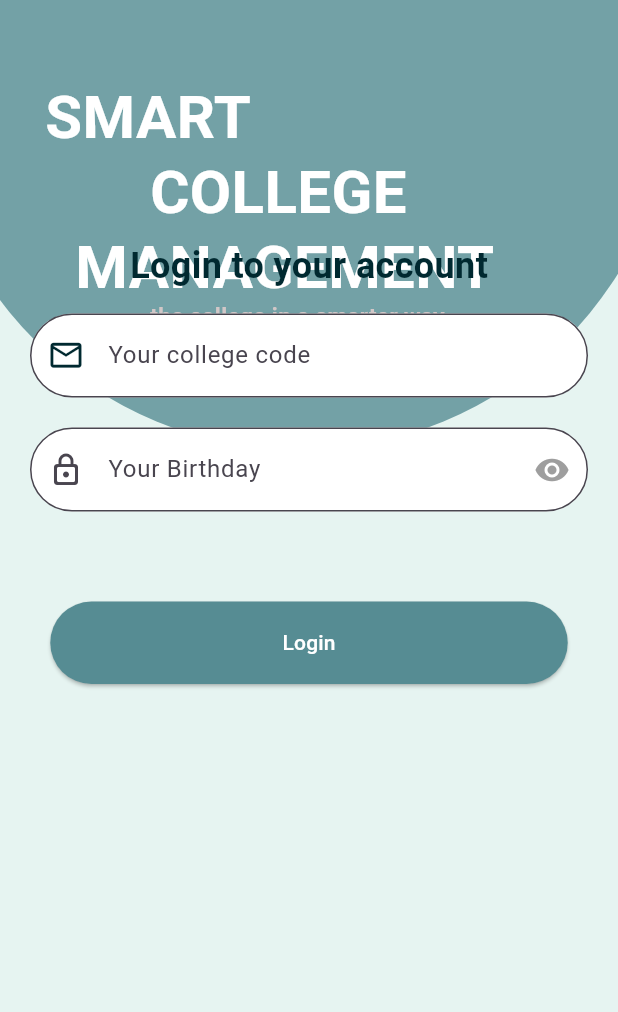
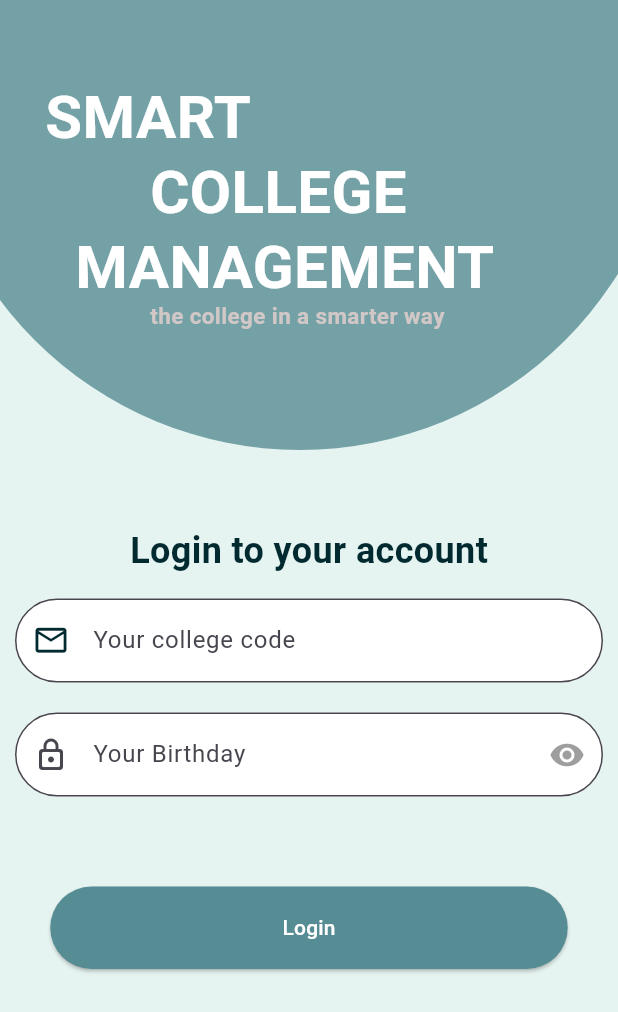
Before and after one commit to MerouaneRH/L3S6-SmartCollegeManagement, a Flutter app: the screen it shows after launch, on a phone screen of 412 x 824 dp. Shown: the top 1012 px of the screen. Run offline on Flutter 3.47's test engine with Material 3 defaults, Android fonts, the phone set to English and light mode, and no system bars; our stand-ins replace awesome_dialog, cloud_firestore, firebase_auth, firebase_core; accounts and stored records are empty.

Commit message:
hwit l code
sgmt login li chef du projet ma y3rfch ydirha 5atarch 3ndh mo5 t3 rgis

```diff
--- a/lib/auth/login_page.dart
+++ b/lib/auth/login_page.dart
@@ -18,7 +18,7 @@ class _Login_pageState extends State<Login_page> {
   @override
   Widget build(BuildContext context) {
     return Scaffold(
-      resizeToAvoidBottomInset: false,
+      resizeToAvoidBottomInset: true,
       backgroundColor: const Color(0xffE6F4F1),
       body: Stack(
         children: [
@@ -85,14 +85,12 @@ class _Login_pageState extends State<Login_page> {
             ),
           ),
           Positioned.fill(
-            child: Container(
-              margin: const EdgeInsets.all(10),
                   child: SingleChildScrollView(
                     child: Column(
                       mainAxisAlignment: MainAxisAlignment.center,
                       children: [
                         const Padding(
-                      padding: EdgeInsets.only(top: 150),
+                          padding: EdgeInsets.only(top: 350),
                           child: Text(
                             'Login to your account',
                             style: TextStyle(
@@ -169,8 +167,10 @@ class _Login_pageState extends State<Login_page> {
                       ],
                     ),
                   ),
+
+
             ),
-          ),
+
         ],
       ),
     );
```
Also changed, not shown: 1 other file. Lines whose indentation alone changed are shown as unchanged.
